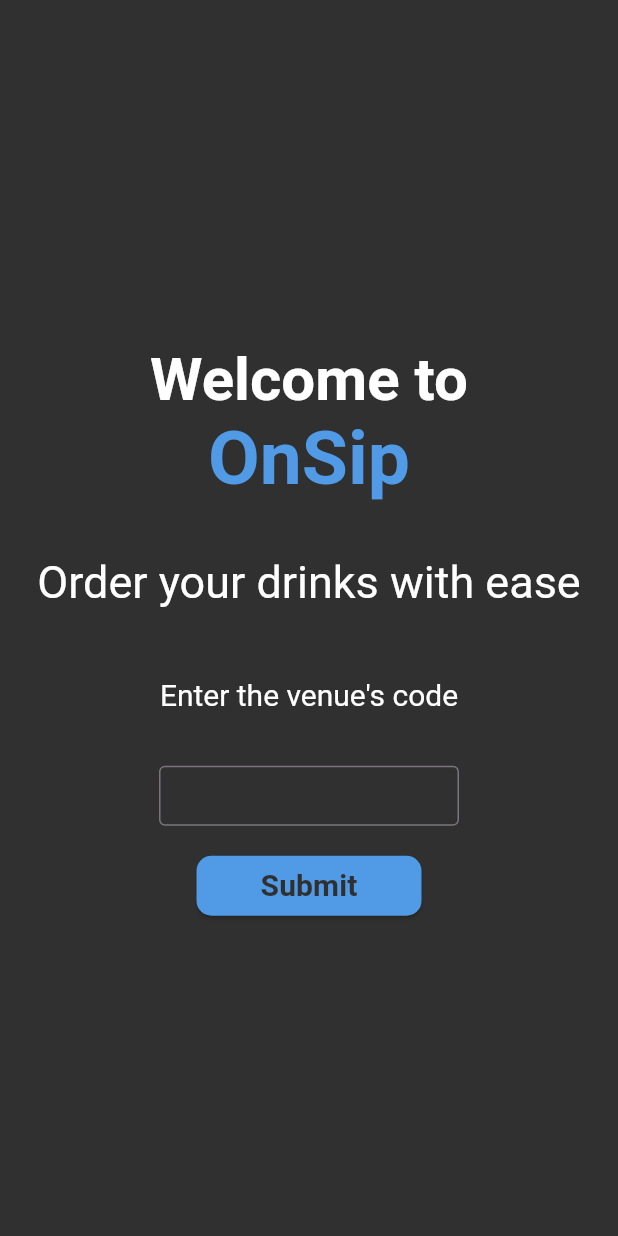
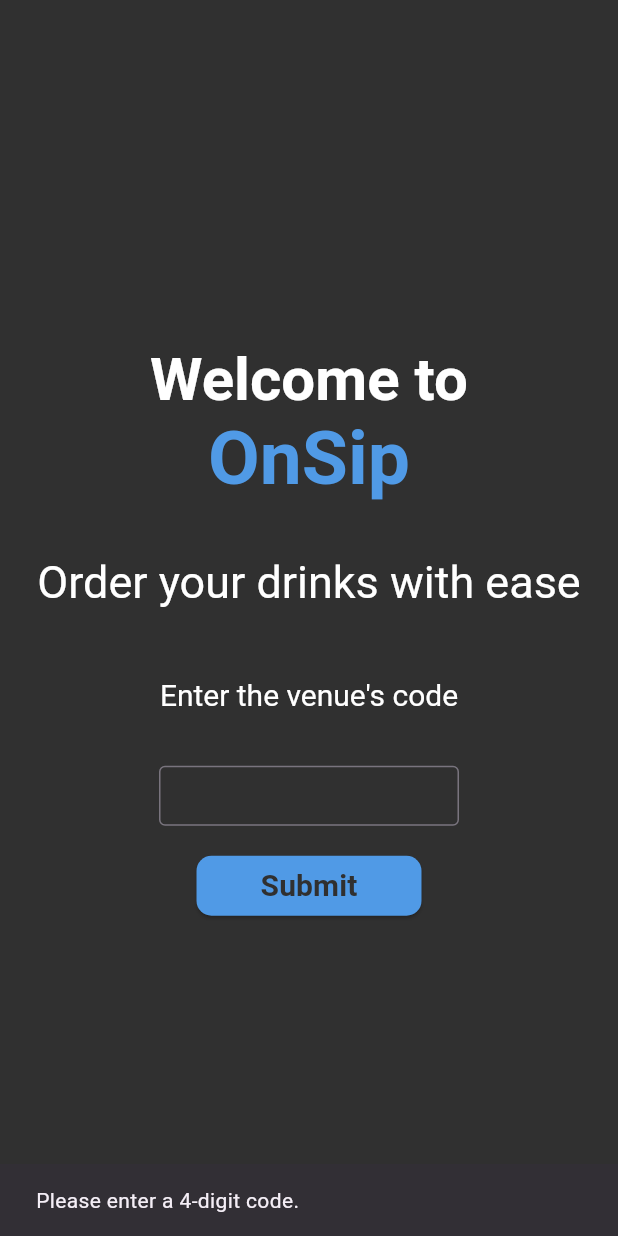
Before and after one commit to antoniodinisneves/Onsip, a Flutter app: the screen it shows after launch, after a tap on "Submit", on a phone screen of 412 x 824 dp. Run offline on Flutter 3.47's test engine with Material 3 defaults, Android fonts, the phone set to English and light mode, and no system bars; our stand-ins replace cloud_firestore, firebase_core; accounts and stored records are empty.

Commit message:
connected firebase to flutter home view working lacking fonts

```diff
--- a/lib/main.dart
+++ b/lib/main.dart
@@ -1,8 +1,16 @@
 import 'package:flutter/material.dart';
+import 'package:firebase_core/firebase_core.dart';
 import 'package:onsip/views/home/home_view.dart';
+import 'firebase_options.dart'; // Automatically generated file by FlutterFire CLI
 
+void main() async {
+  WidgetsFlutterBinding.ensureInitialized();
 
-void main() {
+  // Initialize Firebase with your FirebaseOptions
+  await Firebase.initializeApp(
+    options: DefaultFirebaseOptions.currentPlatform, // Use the generated FirebaseOptions
+  );
+
   runApp(MyApp());
 }
 
@@ -10,8 +18,8 @@ class MyApp extends StatelessWidget {
   @override
   Widget build(BuildContext context) {
     return MaterialApp(
-      title: 'Onsip',
-      home: HomeView()
-      );
+      title: 'My App',
+      home: HomeView(),
+    );
   }
 }
--- a/lib/views/home/home_view.dart
+++ b/lib/views/home/home_view.dart
@@ -1,6 +1,8 @@
 import 'package:flutter/material.dart';
 import 'package:onsip/style/colors.dart';
 import 'package:onsip/style/shapes.dart';
+import 'package:onsip/firebase_options.dart';
+import 'package:cloud_firestore/cloud_firestore.dart';
 
 class HomeView extends StatelessWidget {
   final TextEditingController _codeController = TextEditingController();
@@ -94,17 +96,49 @@ class HomeView extends StatelessWidget {
               width: 150, // Set the desired width of the button
               height: 40, // Set the desired height of the button
               child: ElevatedButton(
-                onPressed: () {
+                onPressed: () async {
                   String code = _codeController.text;
+
+                  // Check if the entered code has a length of 4
                   if (code.length == 4) {
-                    // Process the 4-digit code
-                    print('Code entered: $code');
+                    // Query Firestore for the document name corresponding to the code
+                    try {
+                      QuerySnapshot querySnapshot = await FirebaseFirestore.instance
+                          .collection('shops')
+                          .where('code', isEqualTo: code) // Query by the code
+                          .get();
+
+                      if (querySnapshot.docs.isNotEmpty) {
+                        // Get the document ID of the first document
+                        String documentId = querySnapshot.docs.first.id; // Get the document ID
+                        print('Document ID: $documentId');
+                        // You can show the document ID in a dialog, Snackbar, etc.
+                        ScaffoldMessenger.of(context).showSnackBar(SnackBar(
+                          content: Text('Document ID: $documentId'),
+                        ));
+                      } else {
+                        print('No document found for the entered code.');
+                        ScaffoldMessenger.of(context).showSnackBar(SnackBar(
+                          content: Text('No document found for the entered code.'),
+                        ));
+                      }
+                    } on FirebaseException catch (e) {
+                      // Handle error
+                      print('Error retrieving document ID: ${e.message}');
+                      ScaffoldMessenger.of(context).showSnackBar(SnackBar(
+                        content: Text('Error retrieving document ID: ${e.message}'),
+                      ));
+                    }
                   } else {
                     // Clear the input if the code is not 4 digits
                     _codeController.clear();
                     print('Please enter a 4-digit code.');
+                    ScaffoldMessenger.of(context).showSnackBar(SnackBar(
+                      content: Text('Please enter a 4-digit code.'),
+                    ));
                   }
                 },
+
                 style: ElevatedButton.styleFrom(
                   backgroundColor: AppColors.accentColor, // Button background color
                   foregroundColor: AppColors.primaryColor, // Text color on button
--- a/pubspec.yaml
+++ b/pubspec.yaml
@@ -8,10 +8,12 @@ version: 0.0.1+1
 environment:
   sdk: ^3.1.1
 
+
 dependencies:
   flutter:
     sdk: flutter
-
+  firebase_core: ^2.15.0
+  cloud_firestore: ^4.9.0
   english_words: ^4.0.0
   provider: ^6.0.0
 
```
Also changed, not shown: firebase.json (added), lib/firebase_options.dart (added), pubspec.lock, 7 other files.
